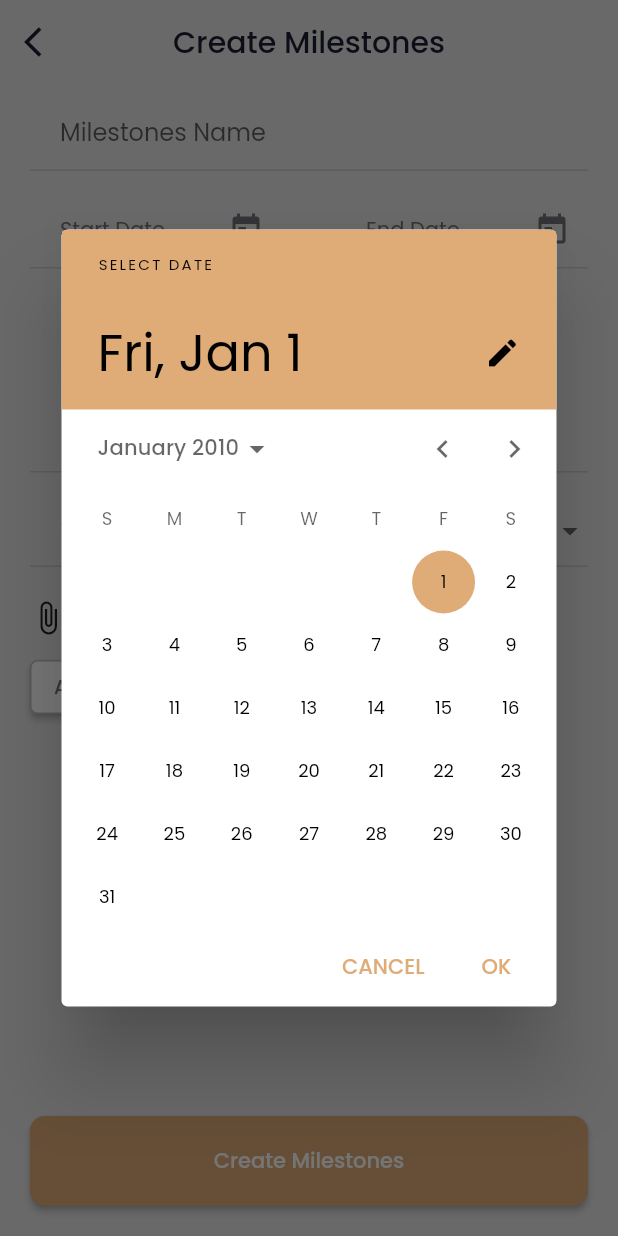
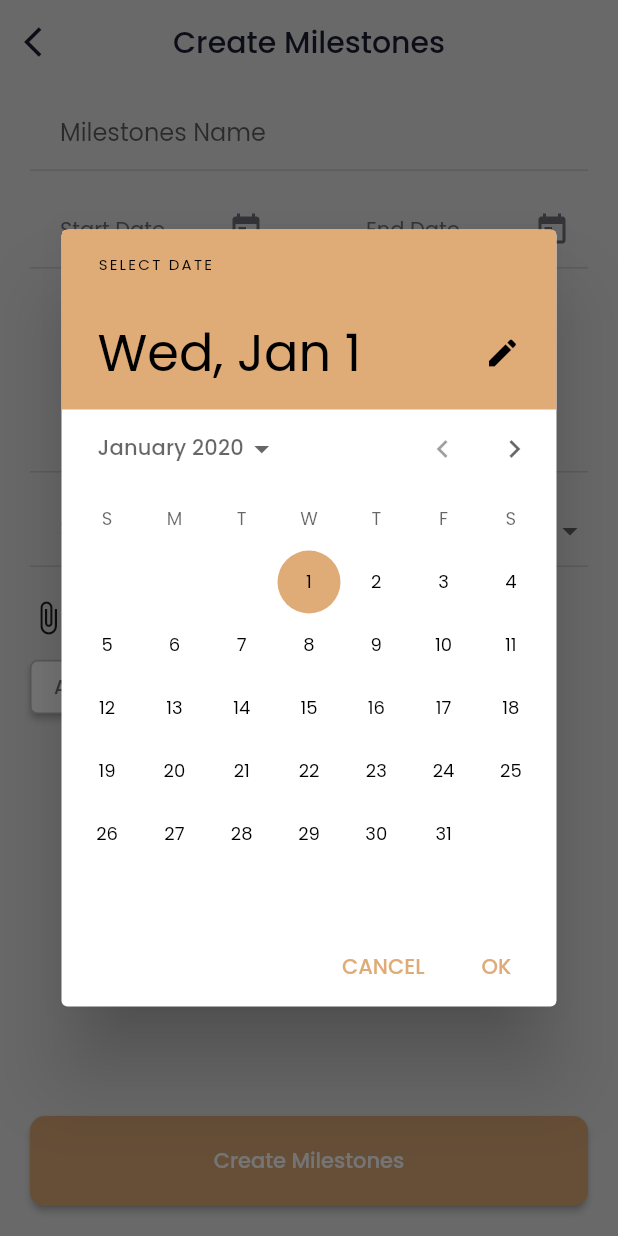
Before and after one commit to Soud-Haroon/project_management, a Flutter app: the MainCreateMilestones screen opened directly with sample values from the repository, after a tap on the "today" icon, on a phone screen of 412 x 824 dp. Run offline on Flutter 3.47's test engine with Material 2 defaults, Android fonts, the light colour scheme and no system bars; our stand-ins replace google_fonts, image_picker, mask_text_input_formatter, shared_preferences; missing offline and left inert: bottom_bar; accounts and stored records are empty.

Commit message:
Friday commit

```diff
--- a/lib/main_app/create_milestone/utility/create_mileform.dart
+++ b/lib/main_app/create_milestone/utility/create_mileform.dart
@@ -10,7 +10,7 @@ import 'package:project_management/main_app/main_project/Models/projectb_data.da
 import 'package:project_management/main_app/milestones/main_milestones.dart';
 
 enum Gender { male, female }
-enum Status {in_progress , onHold , done}
+enum Status {inprogress , onHold , done}
 
 class MyCreateMileForm extends StatefulWidget {
   MyCreateMileForm({this.projectModel,Key? key}) : super(key: key);
@@ -133,9 +133,9 @@ class _MyCreateMileFormState extends State<MyCreateMileForm> {
                                   onPressed: () {
                                     showDatePicker(
                                             context: context,
-                                            initialDate: DateTime(2010),
-                                            firstDate: DateTime(1900),
-                                            lastDate: DateTime(2021))
+                                            initialDate: widget.projectModel!.startDate!,
+                                        firstDate: widget.projectModel!.startDate!,
+                                        lastDate: widget.projectModel!.endDate!)
                                         .then((value) {
                                       setState(() {
                                         _startDate = value;
@@ -172,9 +172,9 @@ class _MyCreateMileFormState extends State<MyCreateMileForm> {
                                   onPressed: () {
                                     showDatePicker(
                                             context: context,
-                                            initialDate: DateTime(2010),
-                                            firstDate: DateTime(1900),
-                                            lastDate: DateTime(2021))
+                                            initialDate: _startDate!,
+                                        firstDate: _startDate!,
+                                        lastDate: widget.projectModel!.endDate!)
                                         .then((value) {
                                       setState(() {
                                         _endDate = value;
@@ -221,11 +221,11 @@ class _MyCreateMileFormState extends State<MyCreateMileForm> {
                           prefixStyle: TextStyle(color: Colors.grey),
                           fillColor: Theme.of(context).scaffoldBackgroundColor),
                       value: _statusValue,
-                      items: <Status>[Status.in_progress, Status.onHold, Status.done]
-                          .map<DropdownMenuItem<Enum>>((Enum value) {
-                        return DropdownMenuItem<Enum>(
+                      items: Status.values
+                          .map<DropdownMenuItem<Enum>>((Status value) {
+                        return DropdownMenuItem<Status>(
                           value: value,
-                          child: Text(value.toString()),
+                          child: Text(value.toString().split("Status.").last),
                         );
                       }).toList(),
                       onChanged: (value) {
--- a/lib/main_app/main_project/Models/projectb_data.dart
+++ b/lib/main_app/main_project/Models/projectb_data.dart
@@ -70,8 +70,8 @@ class MileDataModel {
 
 class TaskModel {
   String? taskTitle;
-  String? startDate;
-  String? endDate;
+  DateTime? startDate;
+  DateTime? endDate;
 
   TaskModel({
     this.taskTitle,
@@ -87,7 +87,7 @@ List<ProjectDetailModel> projectData = [
     companyName: 'Apex Legends',
     area: '4500',
     salePrice: '45',
-    startDate: DateTime.now(),
+    startDate: DateTime.parse("2020-01-01"),
     endDate: DateTime.now(),
     dueDate: DateTime.now(),
     type: 'Software',
--- a/lib/main_app/main_project/utility/milestone_project.dart
+++ b/lib/main_app/main_project/utility/milestone_project.dart
@@ -48,7 +48,7 @@ class Milestone_of_Project extends StatelessWidget {
                       children: [
                         Padding(
                           padding: const EdgeInsets.only(left: 5),
-                          child: milestoneData!.milestone.length <=9 ? Text("Tasks: (0${milestoneData!.milestone.length + 1})") : Text("Tasks: (${milestoneData!.milestone.length +1})"),
+                          child: milestoneData!.milestone[index!].taskList.length.toString() == '0' ?Text("Tasks: (0${milestoneData!.milestone[index!].taskList.length})") : milestoneData!.milestone[index!].taskList.length <=9 ? Text("Tasks: (0${milestoneData!.milestone[index!].taskList.length })") : Text("Tasks: (${milestoneData!.milestone[index!].taskList.length })"),
                         ),
                         InkWell(
                           onTap: () {
--- a/lib/main_app/total_tasks/main_task.dart
+++ b/lib/main_app/total_tasks/main_task.dart
@@ -3,7 +3,6 @@
 import 'package:flutter/material.dart';
 import 'package:project_management/main_app/appbar/appbar.dart';
 import 'package:project_management/main_app/create_task/task_mil.dart';
-import 'package:project_management/main_app/home/main_home.dart';
 import 'package:project_management/main_app/main_project/Models/projectb_data.dart';
 import 'package:project_management/main_app/total_tasks/task_about/task_about.dart';
 
@@ -34,7 +33,7 @@ class _MainTotalTasksState extends State<MainTotalTasks> {
                   Navigator.of(context).push(MaterialPageRoute(builder: (context) => MainTaskAbout()));
                 },
                 child: TotalTaskCard(
-                  taskModel: widget.projectDetailModel, index: widget.index,
+                  projectDetailModel: widget.projectDetailModel, index: widget.index,builderIndex: index,
                 ),
               );
             });
```
Also changed, not shown: lib/main_app/create_project/utility/create_projectform.dart (+13 -8 lines), lib/main_app/create_task/utility/task_form.dart (+10 -7 lines), lib/main_app/total_tasks/utility/task_card.dart (+14 -5 lines).
